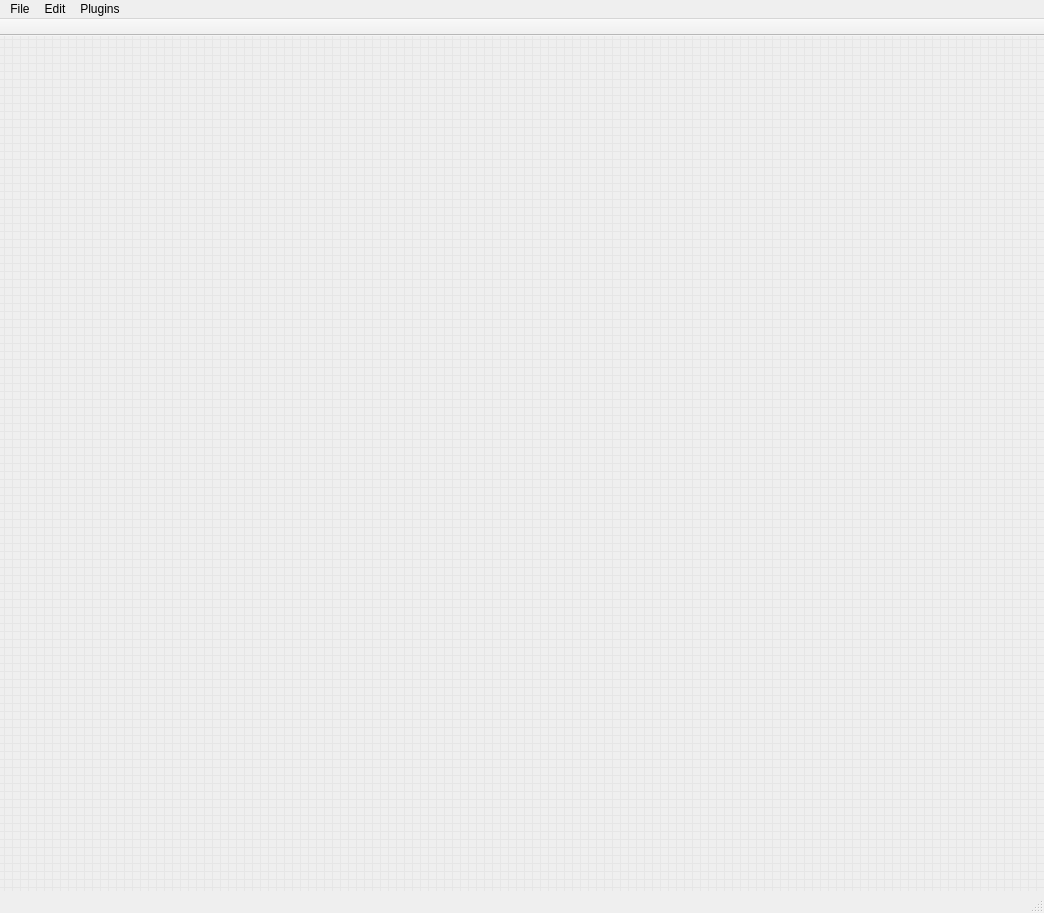
Old version of the form specviz/data/qt/ui/main_window.ui in the repository spacetelescope/specviz.
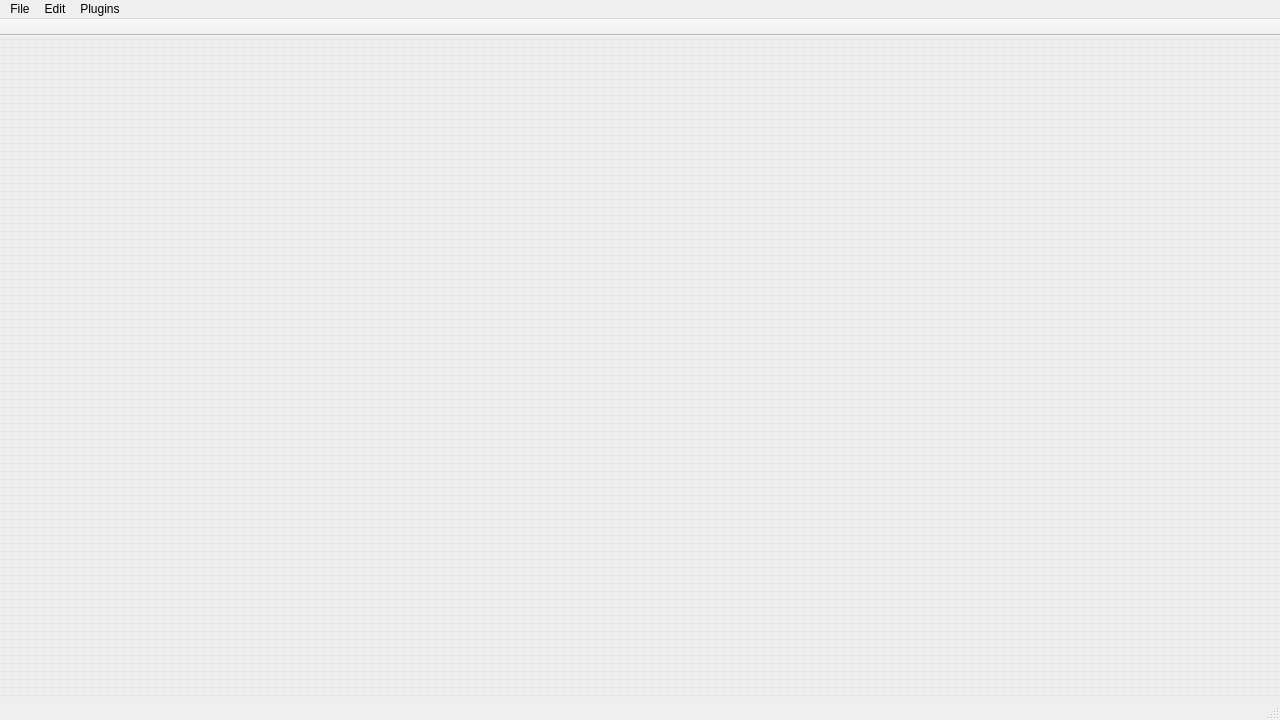
New version of the form.

```diff
--- a/specviz/data/qt/ui/main_window.ui
+++ b/specviz/data/qt/ui/main_window.ui
@@ -6,16 +6,13 @@
    <rect>
     <x>0</x>
     <y>0</y>
-    <width>1044</width>
-    <height>913</height>
+    <width>1280</width>
+    <height>720</height>
    </rect>
   </property>
   <property name="windowTitle">
    <string>SpecViz</string>
   </property>
-  <property name="documentMode">
-   <bool>true</bool>
-  </property>
   <property name="unifiedTitleAndToolBarOnMac">
    <bool>true</bool>
   </property>
@@ -62,7 +59,7 @@
     <rect>
      <x>0</x>
      <y>0</y>
-     <width>1044</width>
+     <width>1280</width>
      <height>22</height>
     </rect>
    </property>
```
